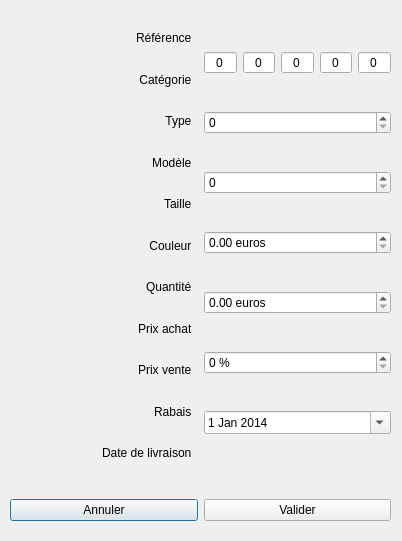
Qt form GestionDeStock/ajoutstock.ui (pawamoy/gestion-de-stock) before a commit.
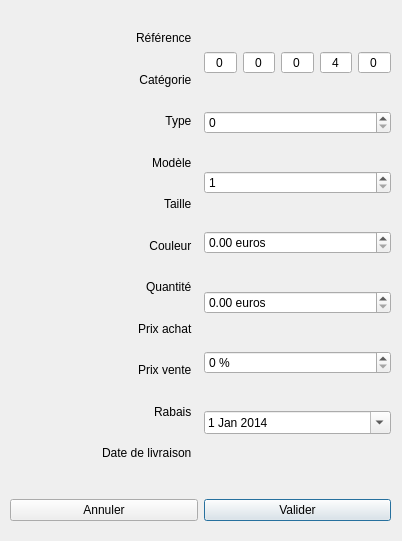
The same form after that commit. Icons and pictures are not drawn.

What changed in the file:
```diff
--- a/GestionDeStock/ajoutstock.ui
+++ b/GestionDeStock/ajoutstock.ui
@@ -277,6 +277,15 @@
           <property name="buttonSymbols">
            <enum>QAbstractSpinBox::NoButtons</enum>
           </property>
+          <property name="minimum">
+           <number>4</number>
+          </property>
+          <property name="maximum">
+           <number>80</number>
+          </property>
+          <property name="singleStep">
+           <number>2</number>
+          </property>
          </widget>
         </item>
         <item>
@@ -317,7 +326,14 @@
       <item>
        <layout class="QHBoxLayout" name="field_quantite">
         <item>
-         <widget class="QSpinBox" name="qty_spin"/>
+         <widget class="QSpinBox" name="qty_spin">
+          <property name="minimum">
+           <number>1</number>
+          </property>
+          <property name="maximum">
+           <number>9999</number>
+          </property>
+         </widget>
         </item>
        </layout>
       </item>
@@ -409,6 +425,9 @@
       <property name="text">
        <string>Annuler</string>
       </property>
+      <property name="autoDefault">
+       <bool>true</bool>
+      </property>
      </widget>
     </item>
     <item>
@@ -416,6 +435,9 @@
       <property name="text">
        <string>Valider</string>
       </property>
+      <property name="default">
+       <bool>true</bool>
+      </property>
      </widget>
     </item>
    </layout>
```
